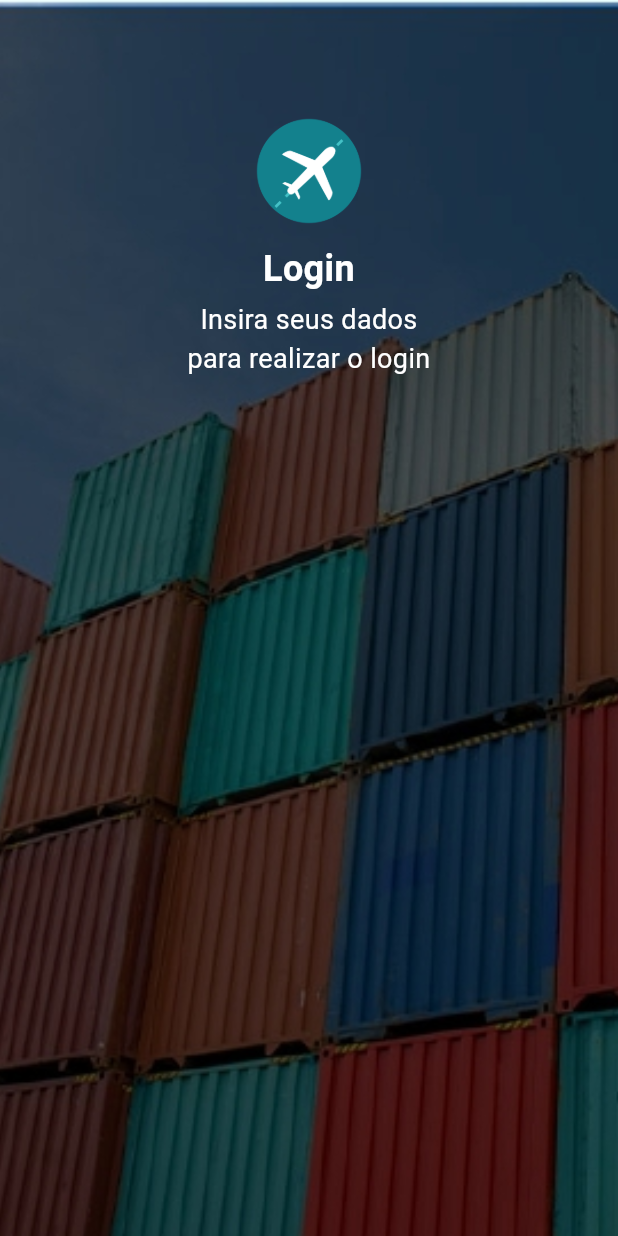
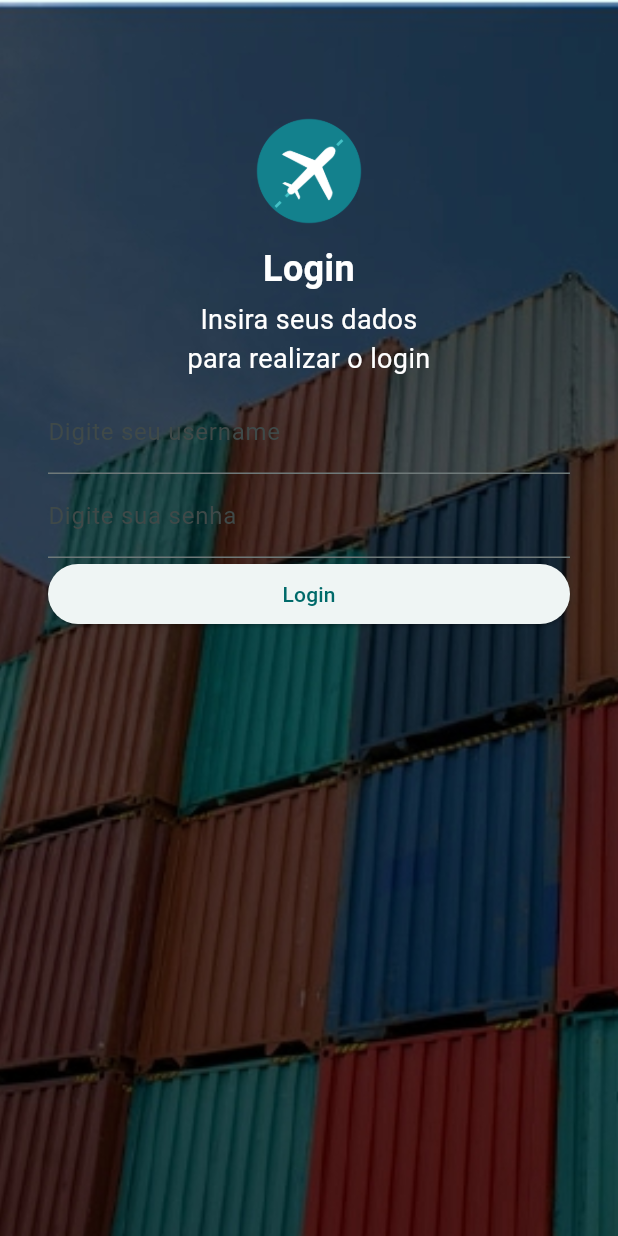
Before and after one commit to GabriielB/Import-ecommerce-FlutterApp, a Flutter app: the screen it shows after launch, after a tap on "Já tenho uma conta", on a phone screen of 412 x 824 dp. Run offline on Flutter 3.47's test engine with Material 3 defaults, Android fonts, the phone set to English and light mode, and no system bars.

Commit message:
✨⚡️ Adding logic for registration and login locally for testing

```diff
--- a/lib/main.dart
+++ b/lib/main.dart
@@ -1,5 +1,6 @@
 import 'package:al_imports/screens/home_page.dart';
 import 'package:al_imports/screens/login_page.dart';
+import 'package:al_imports/screens/products_page.dart';
 import 'package:al_imports/screens/signup_page.dart';
 import 'package:flutter/material.dart';
 
@@ -23,7 +24,9 @@ class MyApp extends StatelessWidget {
       routes: {
         '/': (context) => const HomePage(),
         '/login': (context) => const LoginPage(),
-        '/signup': (context) => const SignUpPage()
+        '/signup': (context) => const SignUpPage(),
+        '/products': (context) => ProductsPage(
+            username: ModalRoute.of(context)!.settings.arguments as String)
       },
     );
   }
--- a/lib/screens/login_page.dart
+++ b/lib/screens/login_page.dart
@@ -1,4 +1,5 @@
 import 'package:flutter/material.dart';
+import '../users.dart';
 
 class LoginPage extends StatefulWidget {
   const LoginPage({super.key});
@@ -8,6 +9,9 @@ class LoginPage extends StatefulWidget {
 }
 
 class LoginPageState extends State<LoginPage> {
+  final _formKey = GlobalKey<FormState>();
+  late String _username;
+  late String _password;
   @override
   Widget build(BuildContext context) {
     return Container(
@@ -52,6 +56,55 @@ class LoginPageState extends State<LoginPage> {
                         fontSize: 18),
                   ),
                 ),
+                Form(
+                    key: _formKey,
+                    child: Column(
+                      crossAxisAlignment: CrossAxisAlignment.stretch,
+                      children: [
+                        TextFormField(
+                          onChanged: (value) => _username = value,
+                          validator: (value) {
+                            if (value == null || value.isEmpty) {
+                              return 'Por favor preencha o campo de nome do usuário';
+                            }
+                            return null;
+                          },
+                          decoration: const InputDecoration(
+                              labelText: 'Digite seu username'),
+                        ),
+                        TextFormField(
+                          onChanged: (value) => _password = value,
+                          validator: (value) {
+                            if (value == null || value.isEmpty) {
+                              return 'Por favor preencha o campo de senha';
+                            }
+                            return null;
+                          },
+                          decoration: const InputDecoration(
+                              labelText: "Digite sua senha"),
+                          obscureText: true,
+                        ),
+                        ElevatedButton(
+                            onPressed: () {
+                              if (_formKey.currentState!.validate()) {
+                                bool userExists = users.any((user) =>
+                                    user.username == _username &&
+                                    user.password == _password);
+                                if (userExists) {
+                                  Navigator.pushReplacementNamed(
+                                      context, '/products',
+                                      arguments: _username);
+                                } else {
+                                  ScaffoldMessenger.of(context).showSnackBar(
+                                      const SnackBar(
+                                          content: Text(
+                                              "Usuário ou senha incorretos")));
+                                }
+                              }
+                            },
+                            child: const Text('Login'))
+                      ],
+                    ))
               ],
             ),
           ),
--- a/lib/screens/products_page.dart
+++ b/lib/screens/products_page.dart
@@ -0,0 +1,20 @@
+import 'package:flutter/material.dart';
+
+class ProductsPage extends StatefulWidget {
+  final String username;
+  const ProductsPage({Key? key, required this.username}) : super(key: key);
+
+  @override
+  State<ProductsPage> createState() => _MyWidgetState();
+}
+
+class _MyWidgetState extends State<ProductsPage> {
+  @override
+  Widget build(BuildContext context) {
+    return Scaffold(
+      body: Center(
+        child: Text("SEJA BEM VINDO, ${widget.username.toUpperCase()}!"),
+      ),
+    );
+  }
+}
--- a/lib/screens/signup_page.dart
+++ b/lib/screens/signup_page.dart
@@ -1,4 +1,6 @@
 import 'package:flutter/material.dart';
+
+import '../users.dart';
 
 class SignUpPage extends StatefulWidget {
   const SignUpPage({super.key});
@@ -8,6 +10,11 @@ class SignUpPage extends StatefulWidget {
 }
 
 class SignUpPageState extends State<SignUpPage> {
+  final _formKey = GlobalKey<FormState>();
+  late String _name;
+  late String _username;
+  late String _password;
+
   @override
   Widget build(BuildContext context) {
     return Container(
@@ -52,6 +59,57 @@ class SignUpPageState extends State<SignUpPage> {
                         fontSize: 18),
                   ),
                 ),
+                Form(
+                  key: _formKey,
+                  child: Column(
+                    crossAxisAlignment: CrossAxisAlignment.stretch,
+                    children: [
+                      TextFormField(
+                        onChanged: (value) => _name = value,
+                        validator: (value) {
+                          if (value == null || value.isEmpty) {
+                            'Seu nome não pode ficar vazio';
+                          }
+                          return null;
+                        },
+                        decoration: const InputDecoration(
+                            labelText: 'Digite seu nome: '),
+                      ),
+                      TextFormField(
+                        onChanged: (value) => _username = value,
+                        validator: (value) {
+                          if (value == null || value.isEmpty) {
+                            'Seu usuário não pode ficar vazio';
+                          }
+                          return null;
+                        },
+                        decoration: const InputDecoration(
+                            labelText: 'Digite seu username: '),
+                      ),
+                      TextFormField(
+                        onChanged: (value) => _password = value,
+                        validator: (value) {
+                          if (value == null || value.isEmpty) {
+                            'Sua senha não pode ficar vazia';
+                          }
+                          return null;
+                        },
+                        decoration: const InputDecoration(
+                            labelText: 'Digite sua senha: '),
+                        obscureText: true,
+                      ),
+                      ElevatedButton(
+                          onPressed: () {
+                            if (_formKey.currentState!.validate()) {
+                              User newUser = User(_name, _username, _password);
+                              users.add(newUser);
+                              Navigator.pushReplacementNamed(context, '/login');
+                            }
+                          },
+                          child: const Text('Crie sua conta'))
+                    ],
+                  ),
+                )
               ],
             ),
           ),
--- /dev/null
+++ b/lib/users.dart
@@ -0,0 +1,9 @@
+class User {
+  final String nome;
+  final String username;
+  final String password;
+
+  User(this.nome, this.username, this.password);
+}
+
+List<User> users = [];
```
